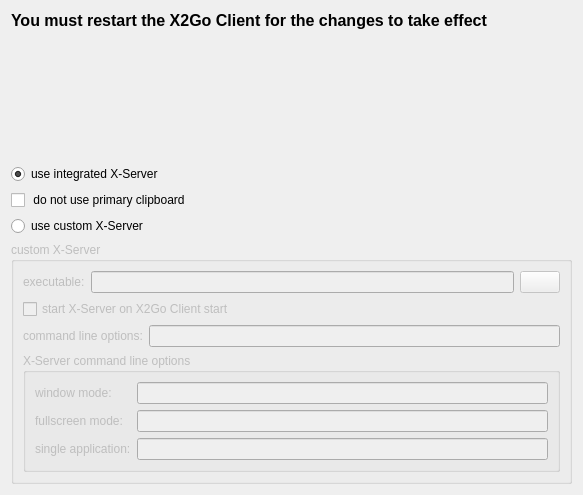
The window that src/ui/xsettingsui.ui (zoltan-ongithub/x2goclient-qt5) describes before a commit, drawn with Qt 5.
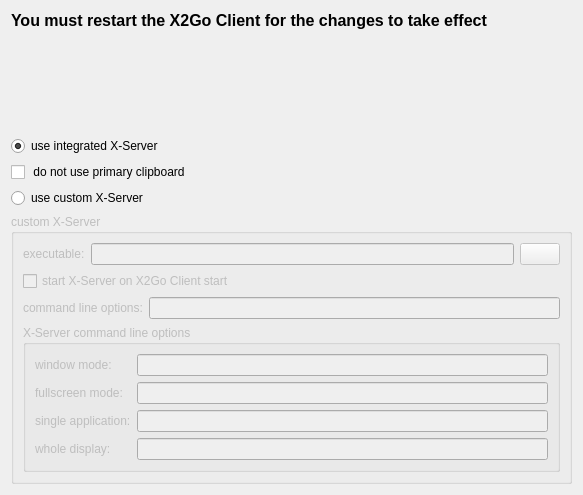
The same window after the commit.

Commit message:
{ui/xsettingsui.ui,xsettingswidget.cpp}: add new "whole display" option for external X server configuration.
Part of #883.

What changed in the file:
```diff
--- a/src/ui/xsettingsui.ui
+++ b/src/ui/xsettingsui.ui
@@ -163,6 +163,16 @@
          <item row="2" column="1">
           <widget class="QLineEdit" name="leSingApp"/>
          </item>
+         <item row="3" column="0">
+          <widget class="QLabel" name="label_6">
+            <property name="text">
+              <string>whole display:</string>
+            </property>
+          </widget>
+        </item>
+        <item row="3" column="1">
+          <widget class="QLineEdit" name="leWholeDisplay"/>
+        </item>
         </layout>
        </widget>
       </item>
```
The commit also changes 2 other files.
